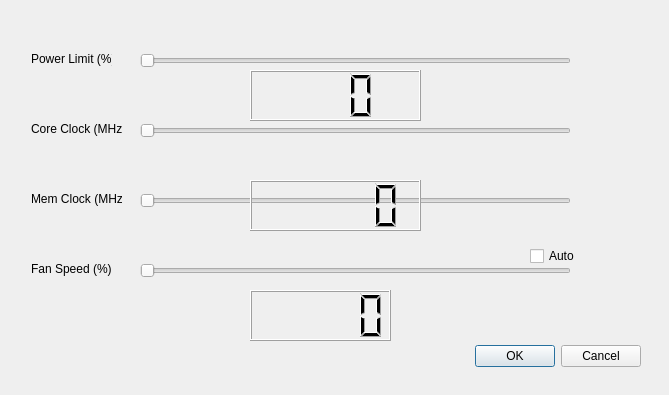
Old version of the form nvocdialog.ui in the repository orkblutt/MinerLamp.
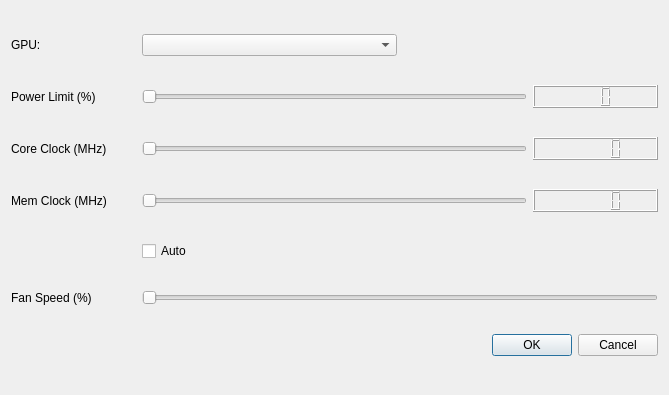
New version of the form.

What changed in the file:
```diff
--- a/nvocdialog.ui
+++ b/nvocdialog.ui
@@ -13,181 +13,113 @@
   <property name="windowTitle">
    <string>nVidia OC options</string>
   </property>
-  <widget class="QDialogButtonBox" name="buttonBox">
-   <property name="geometry">
-    <rect>
-     <x>300</x>
-     <y>340</y>
-     <width>341</width>
-     <height>32</height>
-    </rect>
-   </property>
-   <property name="orientation">
-    <enum>Qt::Horizontal</enum>
-   </property>
-   <property name="standardButtons">
-    <set>QDialogButtonBox::Cancel|QDialogButtonBox::Ok</set>
-   </property>
-  </widget>
-  <widget class="QSlider" name="horizontalSliderPowerPercent">
-   <property name="geometry">
-    <rect>
-     <x>140</x>
-     <y>50</y>
-     <width>431</width>
-     <height>22</height>
-    </rect>
-   </property>
-   <property name="minimum">
-    <number>50</number>
-   </property>
-   <property name="maximum">
-    <number>100</number>
-   </property>
-   <property name="orientation">
-    <enum>Qt::Horizontal</enum>
-   </property>
-  </widget>
-  <widget class="QSlider" name="horizontalSliderGpuOffset">
-   <property name="geometry">
-    <rect>
-     <x>140</x>
-     <y>120</y>
-     <width>431</width>
-     <height>22</height>
-    </rect>
-   </property>
-   <property name="orientation">
-    <enum>Qt::Horizontal</enum>
-   </property>
-  </widget>
-  <widget class="QSlider" name="horizontalSliderMemOffset">
-   <property name="geometry">
-    <rect>
-     <x>140</x>
-     <y>190</y>
-     <width>431</width>
-     <height>22</height>
-    </rect>
-   </property>
-   <property name="maximum">
-    <number>1000</number>
-   </property>
-   <property name="orientation">
-    <enum>Qt::Horizontal</enum>
-   </property>
-  </widget>
-  <widget class="QLabel" name="label">
-   <property name="geometry">
-    <rect>
-     <x>31</x>
-     <y>51</y>
-     <width>81</width>
-     <height>16</height>
-    </rect>
-   </property>
-   <property name="text">
-    <string>Power Limit (%)</string>
-   </property>
-  </widget>
+  <layout class="QGridLayout" name="gridLayout">
+   <item row="4" column="0">
   <widget class="QLabel" name="label_2">
-   <property name="geometry">
-    <rect>
-     <x>31</x>
-     <y>121</y>
-     <width>91</width>
-     <height>16</height>
-    </rect>
-   </property>
    <property name="text">
     <string>Core Clock (MHz)</string>
    </property>
   </widget>
+   </item>
+   <item row="11" column="1" colspan="4">
+    <widget class="QSlider" name="horizontalSlider_4">
+     <property name="orientation">
+      <enum>Qt::Horizontal</enum>
+     </property>
+    </widget>
+   </item>
+   <item row="0" column="1" colspan="2">
+    <widget class="QComboBox" name="comboBox"/>
+   </item>
+   <item row="1" column="0">
+    <widget class="QLabel" name="label">
+     <property name="text">
+      <string>Power Limit (%)</string>
+     </property>
+    </widget>
+   </item>
+   <item row="0" column="0">
+    <widget class="QLabel" name="label_5">
+     <property name="text">
+      <string>GPU:</string>
+     </property>
+    </widget>
+   </item>
+   <item row="7" column="0">
   <widget class="QLabel" name="label_3">
-   <property name="geometry">
-    <rect>
-     <x>31</x>
-     <y>191</y>
-     <width>91</width>
-     <height>16</height>
-    </rect>
-   </property>
    <property name="text">
     <string>Mem Clock (MHz)</string>
    </property>
   </widget>
-  <widget class="QSlider" name="horizontalSlider_4">
-   <property name="geometry">
-    <rect>
-     <x>140</x>
-     <y>260</y>
-     <width>431</width>
-     <height>22</height>
-    </rect>
-   </property>
+   </item>
+   <item row="13" column="3" colspan="2">
+    <widget class="QDialogButtonBox" name="buttonBox">
    <property name="orientation">
     <enum>Qt::Horizontal</enum>
    </property>
-  </widget>
+     <property name="standardButtons">
+      <set>QDialogButtonBox::Cancel|QDialogButtonBox::Ok</set>
+     </property>
+    </widget>
+   </item>
+   <item row="11" column="0">
   <widget class="QLabel" name="label_4">
-   <property name="geometry">
-    <rect>
-     <x>31</x>
-     <y>261</y>
-     <width>91</width>
-     <height>16</height>
-    </rect>
-   </property>
    <property name="text">
     <string>Fan Speed (%)</string>
    </property>
   </widget>
-  <widget class="QCheckBox" name="checkBox">
-   <property name="geometry">
-    <rect>
-     <x>530</x>
-     <y>246</y>
-     <width>71</width>
-     <height>20</height>
-    </rect>
-   </property>
-   <property name="text">
-    <string>Auto</string>
-   </property>
-  </widget>
-  <widget class="QLCDNumber" name="lcdNumberMemClock">
-   <property name="geometry">
-    <rect>
-     <x>250</x>
-     <y>290</y>
-     <width>141</width>
-     <height>51</height>
-    </rect>
-   </property>
-  </widget>
+   </item>
+   <item row="4" column="1" colspan="3">
+    <widget class="QSlider" name="horizontalSliderGpuOffset">
+     <property name="orientation">
+      <enum>Qt::Horizontal</enum>
+     </property>
+    </widget>
+   </item>
+   <item row="7" column="1" colspan="3">
+    <widget class="QSlider" name="horizontalSliderMemOffset">
+     <property name="maximum">
+      <number>1000</number>
+     </property>
+     <property name="orientation">
+      <enum>Qt::Horizontal</enum>
+     </property>
+    </widget>
+   </item>
+   <item row="7" column="4">
+    <widget class="QLCDNumber" name="lcdNumberMemClock"/>
+   </item>
+   <item row="4" column="4">
+    <widget class="QLCDNumber" name="lcdNumberGpuOffset"/>
+   </item>
+   <item row="1" column="4">
   <widget class="QLCDNumber" name="lcdNumberPowerPercent">
-   <property name="geometry">
-    <rect>
-     <x>250</x>
-     <y>70</y>
-     <width>171</width>
-     <height>51</height>
-    </rect>
-   </property>
    <property name="digitCount">
     <number>3</number>
    </property>
   </widget>
-  <widget class="QLCDNumber" name="lcdNumberGpuOffset">
-   <property name="geometry">
-    <rect>
-     <x>250</x>
-     <y>180</y>
-     <width>171</width>
-     <height>51</height>
-    </rect>
-   </property>
-  </widget>
+   </item>
+   <item row="1" column="1" colspan="3">
+    <widget class="QSlider" name="horizontalSliderPowerPercent">
+     <property name="minimum">
+      <number>50</number>
+     </property>
+     <property name="maximum">
+      <number>100</number>
+     </property>
+     <property name="orientation">
+      <enum>Qt::Horizontal</enum>
+     </property>
+    </widget>
+   </item>
+   <item row="8" column="1">
+    <widget class="QCheckBox" name="checkBox">
+     <property name="text">
+      <string>Auto</string>
+     </property>
+    </widget>
+   </item>
+  </layout>
  </widget>
  <resources/>
  <connections>
```
Lines whose indentation alone changed are shown as unchanged.
